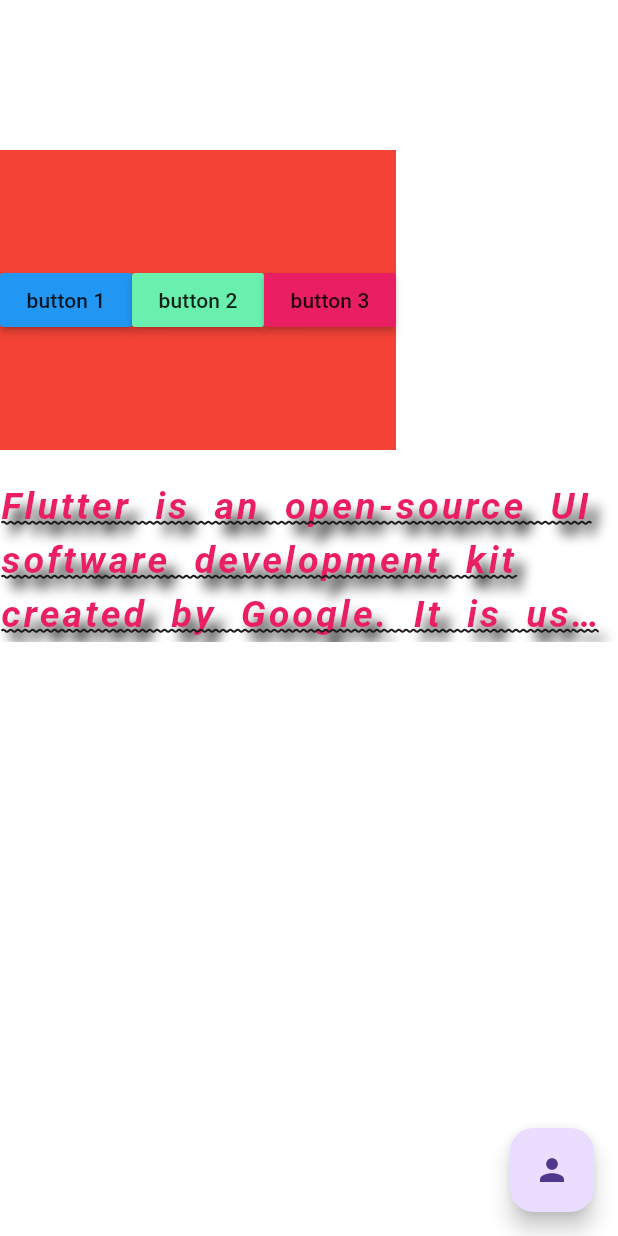
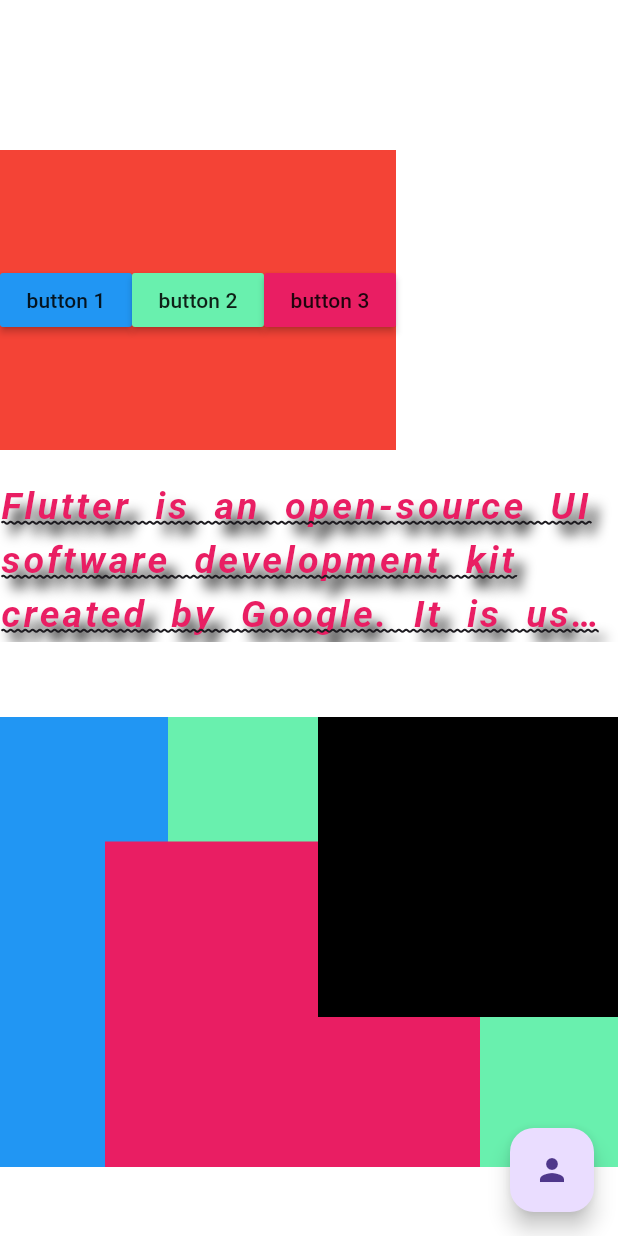
Before and after one commit to kripas1369/flutternovclass, a Flutter app: the HomeScreen screen opened directly, on a phone screen of 412 x 824 dp. Run offline on Flutter 3.47's test engine with Material 3 defaults, Android fonts, the phone set to English and light mode, and no system bars; network calls fail; Roboto replaces fonts that are missing (Times).

Commit message:
Day 7 Container Decoration!!

```diff
--- a/lib/Screen/SecondaryScreen/HomeScreen/Screen/homeScreen.dart
+++ b/lib/Screen/SecondaryScreen/HomeScreen/Screen/homeScreen.dart
@@ -6,6 +6,7 @@
 
   @override
   Widget build(BuildContext context) {
+    ///Day 5 to
     return Column(
       // mainAxisAlignment: MainAxisAlignment.center,
       crossAxisAlignment: CrossAxisAlignment.start,
@@ -25,7 +26,7 @@
           ],) ,
         ),
         SizedBox(height: 20,),
-
+       ///TEXT WIDGETS
         Text(
           "Flutter is an open-source UI software development kit "
             "created by Google. It is used to develop cross platform "
@@ -55,9 +56,38 @@
               )
             ]
           ) ,
-        )
+        ),
+        SizedBox(height: 50,),
+        ///TEXT WIDGETS END
+        ///STACK WIDGETS START
+        Container(
+          height: 300,
+          width: 500,
+          color: Colors.blue,
+          child:Stack(
+            textDirection: TextDirection.rtl,
+            ///TASK TO DO
+            // fit: StackFit.expand,
+            // clipBehavior: Clip.antiAlias,
+            ///TASK TO END
+            children: [
+                Container(height: 300,width: 300,color: Colors.greenAccent,),
+                Positioned(
+                    top: 83,
+                    left: 70,
+                    // bottom: 30,
+                    child: Container(height: 250,width: 250,color: Colors.pink,))  ,
+                Container(height: 200,width: 200,color: Colors.black,)
+            ],
+          ),
+        ),
+        SizedBox(height: 50,),
+        ///STACK WIDGETS END
+
       ],
     );
+
+    ///Day 1 to Day 5
     // return Column(
     //   // mainAxisAlignment:MainAxisAlignment.center,
     //   // crossAxisAlignment: CrossAxisAlignment.end,
--- a/lib/Screen/SecondaryScreen/HomeScreen/body.dart
+++ b/lib/Screen/SecondaryScreen/HomeScreen/body.dart
@@ -20,7 +20,8 @@
           onPressed: () {},
           child: Icon(Icons.person),
         ),
-        body: Body()
+        body: SingleChildScrollView(
+            child: Body())
     );
   }
 }
--- a/lib/main.dart
+++ b/lib/main.dart
@@ -1,6 +1,7 @@
 import 'package:flutter/material.dart';
 import 'package:flutternovclass/Screen/SecondaryScreen/HomeScreen/Screen/homeScreen.dart';
 import 'package:flutternovclass/Screen/SecondaryScreen/HomeScreen/body.dart';
+import 'package:flutternovclass/Screen/SecondaryScreen/test.dart';
 
 
 void main() {
@@ -11,7 +12,8 @@
   @override
   Widget build(BuildContext context) {
     return MaterialApp(
-        home: HomeScreen()
+        // home: HomeScreen()
+      home: TestScreen(),
     );
   }
 }
```
Also changed, not shown: lib/Screen/SecondaryScreen/test.dart (added, +72 -0 lines).
